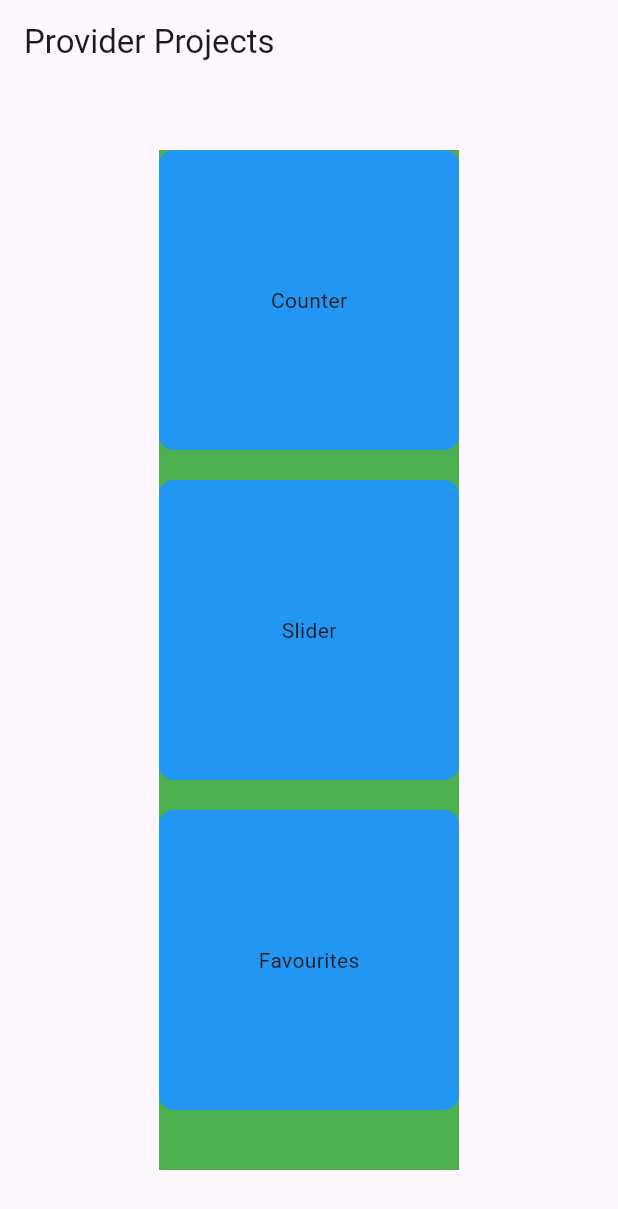
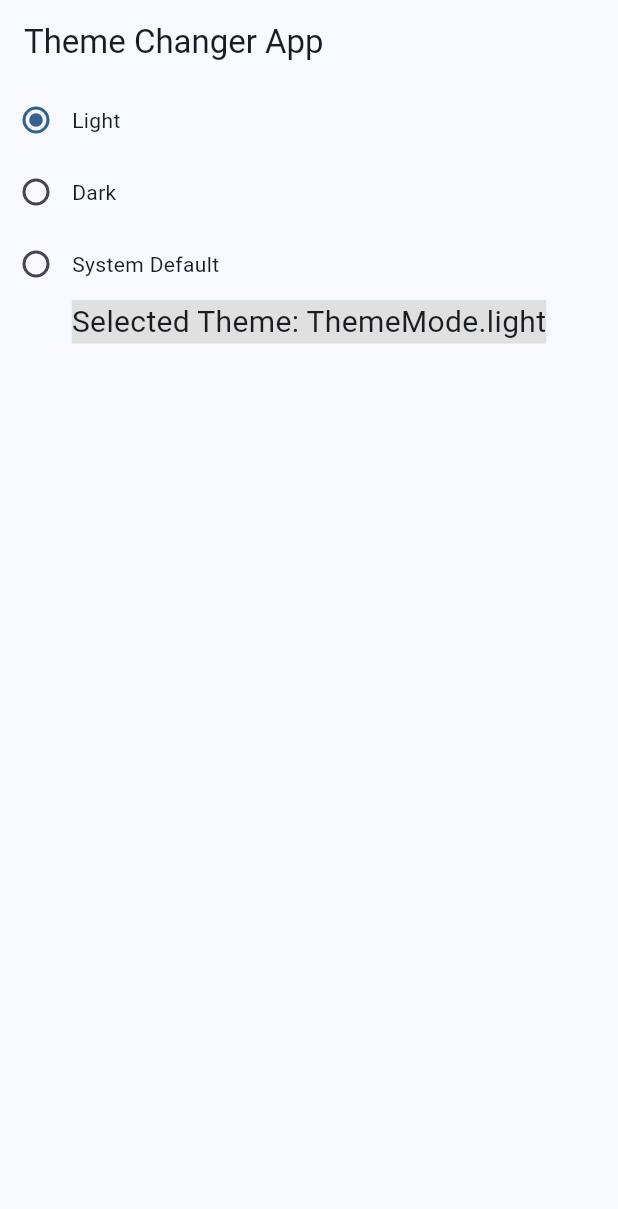
Before and after one commit to JazebJaved468/provider_Flutter, a Flutter app: the screen it shows after launch, on a phone screen of 412 x 824 dp. Shown: the top 1209 px of the screen. Run offline on Flutter 3.47's test engine with Material 3 defaults, Android fonts, the phone set to English and light mode, and no system bars.

Commit message:
theme changer functionality using provider

```diff
--- /dev/null
+++ b/provider_project_1/lib/Providers/themeProvider.dart
@@ -0,0 +1,16 @@
+import 'package:flutter/foundation.dart';
+import 'package:flutter/material.dart';
+
+class ThemeProvider extends ChangeNotifier {
+
+  ThemeMode selectedTheme = ThemeMode.light;
+
+  changeTheme(ThemeMode theme) {
+    selectedTheme = theme;
+    notifyListeners();
+  }
+
+
+
+
+}
--- a/provider_project_1/lib/Views/home.dart
+++ b/provider_project_1/lib/Views/home.dart
@@ -2,6 +2,7 @@ import 'package:flutter/material.dart';
 import 'package:provider_project_1/Views/counterViews/MyCounter.dart';
 import 'package:provider_project_1/Views/favouriteViews/favourites.dart';
 import 'package:provider_project_1/Views/sliderViews/slider.dart';
+import 'package:provider_project_1/Views/themeViews/theme.dart';
 
 class Home extends StatelessWidget {
   const Home({super.key});
@@ -40,6 +41,9 @@ class Home extends StatelessWidget {
                 SizedBox(
                   height: 20,
                 ),
+
+                 NavigateTo(
+                    navigateTo: MyTheme(), buttonText: "Themes"),
 
                 // spacing
                 SizedBox(
--- /dev/null
+++ b/provider_project_1/lib/Views/themeViews/theme.dart
@@ -0,0 +1,68 @@
+import 'package:flutter/material.dart';
+import 'package:provider/provider.dart';
+import 'package:provider_project_1/Providers/themeProvider.dart';
+
+class MyTheme extends StatelessWidget {
+  const MyTheme({super.key});
+
+  @override
+  Widget build(BuildContext context) {
+    return Scaffold(
+      appBar: AppBar(title: Text('Theme Changer App')),
+      body: Consumer<ThemeProvider>(
+        builder: (context, ThemeProviderModel, child) {
+          return Column(
+            children: [
+              Row(
+                children: [
+                  Radio(
+                    value: ThemeMode.light,
+                    groupValue: ThemeProviderModel.selectedTheme,
+                    onChanged: (value) {
+                      ThemeProviderModel.changeTheme(ThemeMode.light);
+                      print("Light Theme Selected");
+                    },
+                  ),
+                  Text('Light'),
+                ],
+              ),
+              Row(
+                children: [
+                  Radio(
+                    value: ThemeMode.dark,
+                    groupValue: ThemeProviderModel.selectedTheme,
+                    onChanged: (value) {
+                      ThemeProviderModel.changeTheme(ThemeMode.dark);
+                      print("Dark Theme Selected");
+                    },
+                  ),
+                  Text('Dark'),
+                ],
+              ),
+              Row(
+                children: [
+                  Radio(
+                    value: ThemeMode.system,
+                    groupValue: ThemeProviderModel.selectedTheme,
+                    onChanged: (value) {
+                      ThemeProviderModel.changeTheme(ThemeMode.system);
+                      print("System Theme Selected");
+                    },
+                  ),
+                  Text('System Default'),
+                ],
+              ),
+              Container(
+                color: Colors.grey[300],
+                child: Text(
+                  'Selected Theme: ${ThemeProviderModel.selectedTheme}',
+                  style: TextStyle(fontSize: 20),
+                ),
+              ),
+            ],
+          );
+        },
+      ),
+    );
+  }
+}
--- a/provider_project_1/lib/main.dart
+++ b/provider_project_1/lib/main.dart
@@ -2,9 +2,11 @@ import 'package:flutter/material.dart';
 import 'package:provider/provider.dart';
 import 'package:provider_project_1/Providers/favouriteProvider.dart';
 import 'package:provider_project_1/Providers/sliderProvider.dart';
+import 'package:provider_project_1/Providers/themeProvider.dart';
 import 'package:provider_project_1/Views/counterViews/MyCounter.dart';
 import 'package:provider_project_1/Views/sliderViews/slider.dart';
 import 'package:provider_project_1/Views/home.dart';
+import 'package:provider_project_1/Views/themeViews/theme.dart';
 import 'package:provider_project_1/myclock.dart';
 import 'package:provider_project_1/Providers/counterProvider.dart';
 
@@ -31,19 +33,26 @@ class MyApp extends StatelessWidget {
           ChangeNotifierProvider(
             create: (context) => FavouriteProvider(),
           ),
+          ChangeNotifierProvider(create: (_) => ThemeProvider())
         ],
 
             // MaterialApp
-      child: MaterialApp(
+            child: Consumer<ThemeProvider>(
+              builder: (context, themeProviderModel, child) {
+                return MaterialApp(
                   title: 'Provider Projects',
+                  themeMode: themeProviderModel.selectedTheme,
                   theme: ThemeData(
-          colorScheme: ColorScheme.fromSeed(seedColor: Colors.deepPurple),
-          useMaterial3: true,
+                    brightness: Brightness.light,
+                    primarySwatch: Colors.blue,
+                    colorScheme: ColorScheme.fromSeed(seedColor: Colors.blue),
                   ),
-        home: const Home(),
+                  darkTheme: ThemeData.dark(),
+                  home: const MyTheme(),
                   debugShowCheckedModeBanner: false,
-      ),
                 );
+              },
+            ));
   }
 }
 
```
Lines whose indentation alone changed are shown as unchanged.
